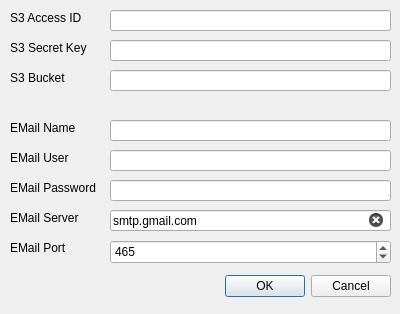
This is dialogcloudsetup.ui in zaphodbe/SantaShip as Qt 5 draws it before an edit. The edited form follows.
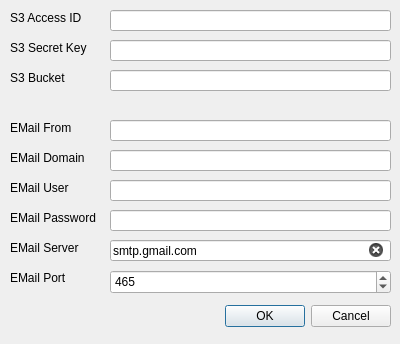
This is the edited form.

Commit message: Working non-SSL E-Mail push

The edit to the form file:
```diff
--- a/dialogcloudsetup.ui
+++ b/dialogcloudsetup.ui
@@ -7,7 +7,7 @@
     <x>0</x>
     <y>0</y>
     <width>400</width>
-    <height>314</height>
+    <height>344</height>
    </rect>
   </property>
   <property name="windowTitle">
@@ -17,7 +17,7 @@
    <property name="geometry">
     <rect>
      <x>50</x>
-     <y>270</y>
+     <y>300</y>
      <width>341</width>
      <height>32</height>
     </rect>
@@ -111,7 +111,7 @@
    <property name="geometry">
     <rect>
      <x>110</x>
-     <y>150</y>
+     <y>180</y>
      <width>281</width>
      <height>21</height>
     </rect>
@@ -124,7 +124,7 @@
    <property name="geometry">
     <rect>
      <x>10</x>
-     <y>150</y>
+     <y>180</y>
      <width>101</width>
      <height>16</height>
     </rect>
@@ -137,7 +137,7 @@
    <property name="geometry">
     <rect>
      <x>110</x>
-     <y>180</y>
+     <y>210</y>
      <width>281</width>
      <height>21</height>
     </rect>
@@ -150,7 +150,7 @@
    <property name="geometry">
     <rect>
      <x>10</x>
-     <y>180</y>
+     <y>210</y>
      <width>101</width>
      <height>16</height>
     </rect>
@@ -163,7 +163,7 @@
    <property name="geometry">
     <rect>
      <x>110</x>
-     <y>210</y>
+     <y>240</y>
      <width>281</width>
      <height>21</height>
     </rect>
@@ -179,7 +179,7 @@
    <property name="geometry">
     <rect>
      <x>10</x>
-     <y>210</y>
+     <y>240</y>
      <width>101</width>
      <height>16</height>
     </rect>
@@ -192,7 +192,7 @@
    <property name="geometry">
     <rect>
      <x>10</x>
-     <y>240</y>
+     <y>270</y>
      <width>101</width>
      <height>16</height>
     </rect>
@@ -205,7 +205,7 @@
    <property name="geometry">
     <rect>
      <x>110</x>
-     <y>240</y>
+     <y>270</y>
      <width>281</width>
      <height>24</height>
     </rect>
@@ -243,7 +243,36 @@
     </rect>
    </property>
    <property name="text">
-    <string>EMail Name</string>
+    <string>EMail From</string>
+   </property>
+  </widget>
+  <widget class="QLabel" name="label_9">
+   <property name="geometry">
+    <rect>
+     <x>10</x>
+     <y>150</y>
+     <width>101</width>
+     <height>16</height>
+    </rect>
+   </property>
+   <property name="text">
+    <string>EMail Domain</string>
+   </property>
+  </widget>
+  <widget class="QLineEdit" name="lineEditEMailDomain">
+   <property name="geometry">
+    <rect>
+     <x>110</x>
+     <y>150</y>
+     <width>281</width>
+     <height>21</height>
+    </rect>
+   </property>
+   <property name="text">
+    <string/>
+   </property>
+   <property name="clearButtonEnabled">
+    <bool>true</bool>
    </property>
   </widget>
  </widget>
```
Left out of the diff: 5 changed lines with no effect on the pictures. The commit also changes 5 other files.
